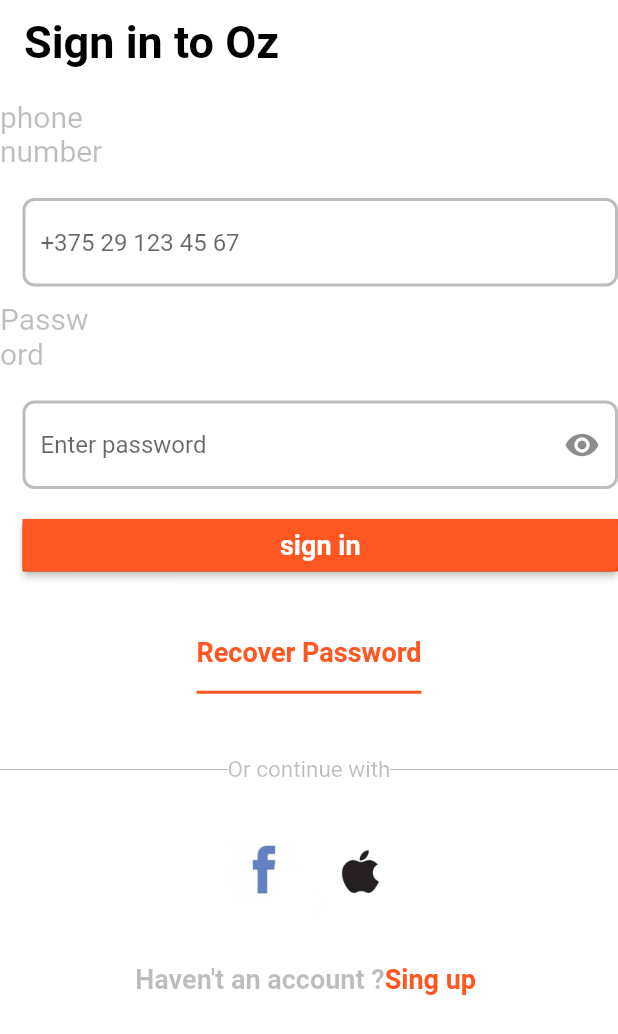
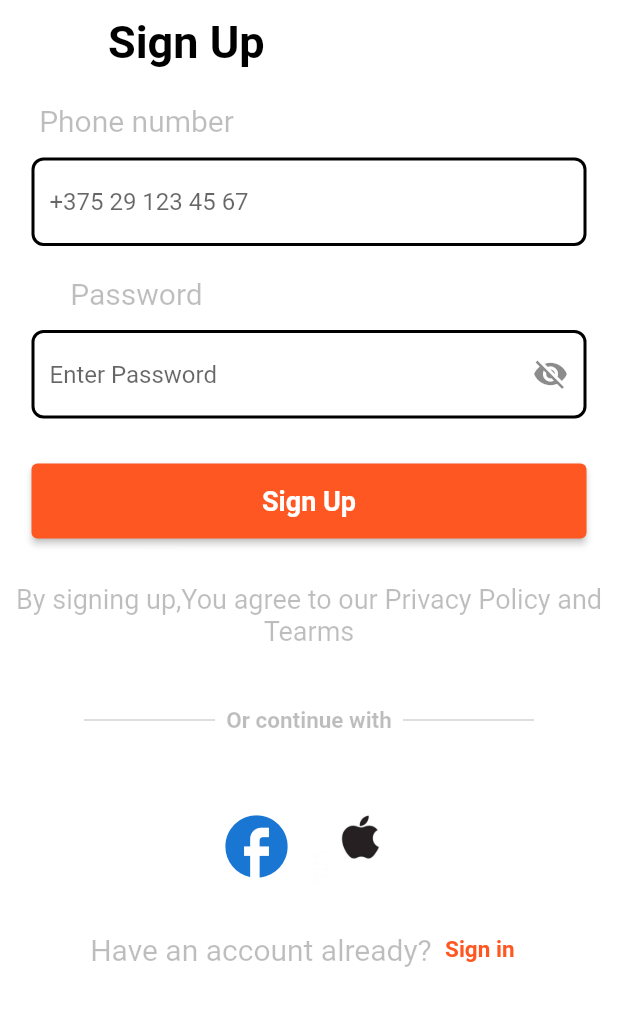
Before and after one commit to samamohamedd02/untitled3, a Flutter app: the screen it shows after launch, after a tap on "sign in", on a phone screen of 412 x 824 dp. Shown: the top 1034 px of the screen. Run offline on Flutter 3.47's test engine with Material 2 defaults, Android fonts, the phone set to English and light mode, and no system bars.

Commit message:
add sign up page

```diff
--- a/lib/login.dart
+++ b/lib/log in/login.dart
@@ -1,4 +1,5 @@
 import 'package:flutter/material.dart';
+import 'package:untitled3/log%20in/signup.dart';
 import 'package:url_launcher/url_launcher.dart';
 
 class MyHomePage extends StatefulWidget {
@@ -28,7 +29,7 @@ class _MyHomePageState extends State<MyHomePage> {
           child: Column(
             children: [
               Container(
-                margin: const EdgeInsets.fromLTRB(0, 10, 310, 10),
+                margin: const EdgeInsets.fromLTRB(0, 10, 250, 10),
                 child: const Text(
                   "phone number",
                   style: TextStyle(fontSize: 20, color: Colors.black26),
@@ -49,7 +50,7 @@ class _MyHomePageState extends State<MyHomePage> {
                     keyboardType: TextInputType.phone,
                   )),
               Container(
-                margin: const EdgeInsets.fromLTRB(0, 10, 350, 10),
+                margin: const EdgeInsets.fromLTRB(0, 10, 290, 10),
                 child: const Text(
                   "Password",
                   style: TextStyle(fontSize: 20, color: Colors.black26),
@@ -89,11 +90,15 @@ class _MyHomePageState extends State<MyHomePage> {
                       backgroundColor:
                           MaterialStateProperty.all(Colors.deepOrange),
                     ),
-                    onPressed: () {},
-                    child: const Text(
+                    onPressed: () {
+                      Navigator.push(context,
+                          MaterialPageRoute(builder: (context) {
+                            return const Signup();
+                          }));
+                    },
+                    child: Text(
                       "sign in",
-                      style:
-                          TextStyle(fontWeight: FontWeight.bold, fontSize: 18),
+                      style:Theme.of(context).textTheme.headline1,
                     ),
                   )),
               Container(
@@ -181,6 +186,7 @@ class _MyHomePageState extends State<MyHomePage> {
                           fontWeight: FontWeight.bold,
                           fontSize: 18,
                           color: Colors.deepOrange),
+
                     ),
                   ],
                 ),
--- /dev/null
+++ b/lib/log in/signup.dart
@@ -0,0 +1,191 @@
+import 'package:flutter/material.dart';
+import 'package:untitled3/log%20in/login.dart';
+import 'package:url_launcher/url_launcher.dart';
+
+
+class Signup extends StatefulWidget {
+  const Signup({Key? key}) : super(key: key);
+
+  @override
+  State<Signup> createState() => _SignupState();
+}
+
+class _SignupState extends State<Signup> {
+  bool vasible = true;
+  var url1 = "https://www.facebook.com/";
+
+  @override
+  Widget build(BuildContext context) {
+    return Scaffold(
+      appBar: AppBar(
+        title: const Text("Sign Up ",
+            style: TextStyle(
+                fontSize: 30,
+                fontWeight: FontWeight.bold,
+                color: Colors.black)),
+        backgroundColor: Colors.white,
+        elevation: 0,
+      ),
+      body: SafeArea(
+        child: Column(
+          children: [
+            const SizedBox(
+              height: 13,
+            ),
+            m1Container(context, 'Phone number'),
+            const SizedBox(
+              height: 13,
+            ),
+            Container(
+              width: 370,
+              child: TextField(
+                decoration: InputDecoration(
+                  enabledBorder: OutlineInputBorder(
+                      borderSide:
+                          const BorderSide(width: 2, color: Colors.black),
+                      borderRadius: BorderRadius.circular(8.0)),
+                  hintText: '+375 29 123 45 67',
+                ),
+                keyboardType: TextInputType.phone,
+              ),
+            ),
+            const SizedBox(
+              height: 20,
+            ),
+            m1Container(context, 'Password'),
+            const SizedBox(
+              height: 13,
+            ),
+            Container(
+              width: 370,
+              child: TextField(
+                obscureText: vasible,
+                decoration: InputDecoration(
+                    enabledBorder: OutlineInputBorder(
+                        borderSide:
+                            const BorderSide(width: 2, color: Colors.black),
+                        borderRadius: BorderRadius.circular(8.0)),
+                    hintText: 'Enter Password',
+                    hoverColor: Colors.deepOrange,
+                    suffixIcon: IconButton(
+                      onPressed: () {
+                        setState(() {
+                          vasible = !vasible;
+                        });
+                      },
+                      icon: Icon(
+                          vasible ? Icons.visibility_off : Icons.visibility),
+                    )),
+                keyboardType: TextInputType.visiblePassword,
+              ),
+            ),
+            const SizedBox(
+              height: 30,
+            ),
+            Container(
+              width: 370,
+              height: 50,
+              child: ElevatedButton(
+                  onPressed: () {},
+                  child: Text(
+                    "Sign Up",
+                    style: Theme.of(context).textTheme.headline1,
+                  ),
+                  style: ButtonStyle(
+                    backgroundColor:
+                        MaterialStateProperty.all(Colors.deepOrange),
+                  )),
+            ),
+            const SizedBox(
+              height: 30,
+            ),
+            Container(
+              child:const Text(
+                "By signing up,You agree to our Privacy Policy and Tearms",
+                style: TextStyle(
+                  fontSize: 18,
+                  color: Colors.black26,
+                ),
+                textAlign: TextAlign.center,
+              ),
+            ),
+          const SizedBox(
+            height: 40,
+          ),
+            Container(width: 300,
+              child: Row(
+                children:const [Expanded(child: Divider(color: Colors.black26)),
+                Text("  Or continue with  ",style: TextStyle(color: Colors.black26,fontSize: 15,fontWeight: FontWeight.bold),),
+                  Expanded(child: Divider(color: Colors.black26))],
+              ),
+            ),
+            const SizedBox(
+              height: 40,
+            ),
+            Container(
+              child: Row(
+                mainAxisAlignment: MainAxisAlignment.center,
+
+                children: [
+                  GestureDetector(
+                    onTap: (() {
+                      setState(() async {
+                        await launch(url1);
+                      });
+                    }),
+                    child:const  CircleAvatar(
+                      backgroundColor: Colors.white,
+
+                      child: Icon(Icons.facebook,size: 50,),
+                    ),
+
+                  ),
+                 const SizedBox(width: 20,),
+                  CircleAvatar(
+                    foregroundColor: Colors.white,
+                    backgroundColor: Colors.white,
+                    radius: 30,
+                    child: Image.asset(
+                      "assets/images/apple.jpg",
+                      width: 80,
+                      height: 100,
+                    ),
+                  ),
+
+                ],
+              ),
+            ),
+          const SizedBox(
+            height: 20,
+          ),
+            Container(
+              child: Row(
+                mainAxisAlignment: MainAxisAlignment.center,
+                children: [
+                  Text("Have an account already?",style: Theme.of(context).textTheme.headline2,),
+                  TextButton(onPressed: (){
+                    Navigator.push(context,
+                        MaterialPageRoute(builder: (context) {
+                          return MyHomePage();
+                        }));
+                  }, child: Text("Sign in",style: TextStyle(color: Colors.deepOrange,fontWeight: FontWeight.bold,fontSize: 15),))
+
+                ],
+              ),
+            )
+          ],
+        ),
+      ),
+    );
+  }
+
+  Container m1Container(BuildContext context, String type) {
+    return Container(
+      margin: const EdgeInsets.fromLTRB(20, 0, 250, 0),
+      child: Text(
+        type == 'Phone number' ? 'Phone number' : 'Password',
+        style: Theme.of(context).textTheme.headline2,
+      ),
+    );
+  }
+}
--- a/lib/main.dart
+++ b/lib/main.dart
@@ -1,5 +1,5 @@
 import 'package:flutter/material.dart';
-import 'package:untitled3/login.dart';
+import 'package:untitled3/log%20in/login.dart';
 
 void main() {
   runApp(const MyApp());
@@ -15,6 +15,12 @@ class MyApp extends StatelessWidget {
       title: 'Flutter Demo',
       theme: ThemeData(
         canvasColor: Colors.white,
+        textTheme:TextTheme(
+          headline1:TextStyle(fontWeight: FontWeight.bold, fontSize: 18, color: Colors.white),
+          headline2: TextStyle(fontSize: 20, color: Colors.black26)
+        ),
+
+
       ),
       home: const MyHomePage(),
     );
```
Also changed, not shown: pubspec.lock.
